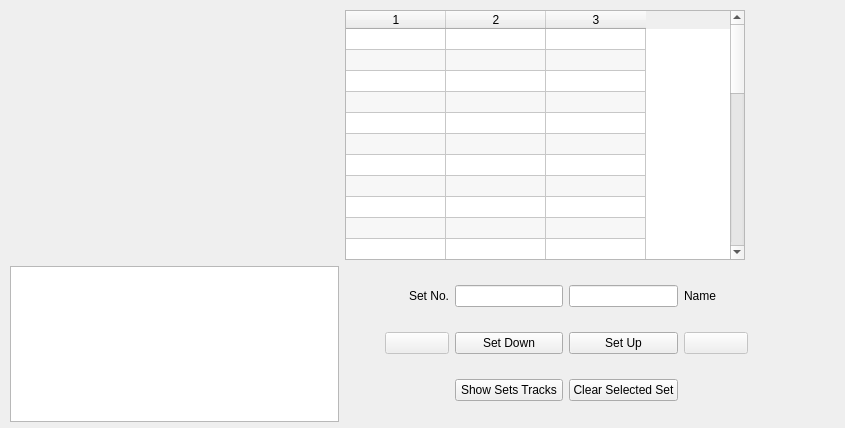
ahlstromcj/seq66, file seq_qt5/forms/qsetmaster.ui: the form before one commit.
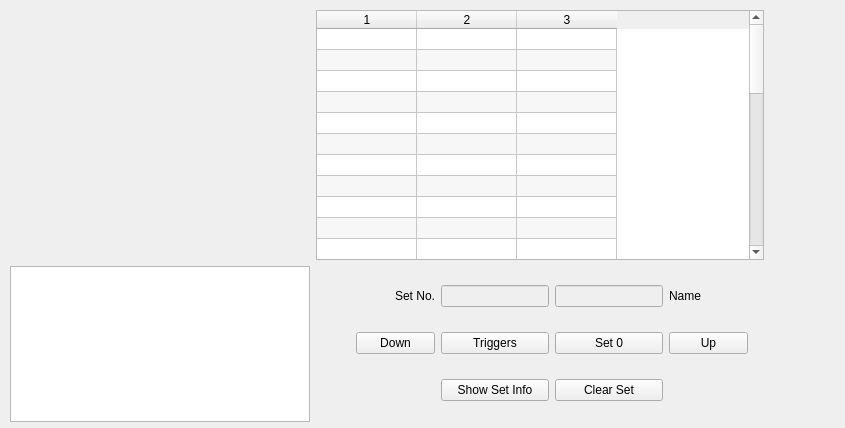
The form after the commit.

```diff
--- a/seq_qt5/forms/qsetmaster.ui
+++ b/seq_qt5/forms/qsetmaster.ui
@@ -51,7 +51,7 @@
       </property>
       <property name="maximumSize">
        <size>
-        <width>400</width>
+        <width>448</width>
         <height>340</height>
        </size>
       </property>
@@ -146,17 +146,17 @@
          <string>Show a condensed list of sets and their patterns.</string>
         </property>
         <property name="text">
-         <string>Show Sets Tracks</string>
+         <string>Show Set Info</string>
         </property>
        </widget>
       </item>
       <item row="1" column="2">
-       <widget class="QPushButton" name="m_button_down">
+       <widget class="QPushButton" name="m_button_toggle_trigger_mode">
         <property name="toolTip">
          <string>Move the selected set down in the list.</string>
         </property>
         <property name="text">
-         <string>Set Down</string>
+         <string>Triggers</string>
         </property>
        </widget>
       </item>
@@ -174,20 +174,27 @@
        </spacer>
       </item>
       <item row="1" column="3">
-       <widget class="QPushButton" name="m_button_up">
+       <widget class="QPushButton" name="m_button_set_0">
         <property name="toolTip">
          <string>Move the selected set up in the list.</string>
         </property>
         <property name="text">
-         <string>Set Up</string>
+         <string>Set 0</string>
         </property>
        </widget>
       </item>
       <item row="0" column="2">
-       <widget class="QLineEdit" name="m_set_number_text"/>
+       <widget class="QLineEdit" name="m_set_number_text">
+        <property name="enabled">
+         <bool>false</bool>
+        </property>
+       </widget>
       </item>
       <item row="0" column="3">
        <widget class="QLineEdit" name="m_set_name_text">
+        <property name="enabled">
+         <bool>false</bool>
+        </property>
         <property name="readOnly">
          <bool>true</bool>
         </property>
@@ -199,7 +206,7 @@
          <string>Clears the selected set. No undo! Careful!</string>
         </property>
         <property name="text">
-         <string>Clear Selected Set</string>
+         <string>Clear Set</string>
         </property>
        </widget>
       </item>
@@ -217,9 +224,9 @@
        </spacer>
       </item>
       <item row="1" column="1">
-       <widget class="QPushButton" name="pushButton">
+       <widget class="QPushButton" name="m_button_down">
         <property name="enabled">
-         <bool>false</bool>
+         <bool>true</bool>
         </property>
         <property name="minimumSize">
          <size>
@@ -228,14 +235,14 @@
          </size>
         </property>
         <property name="text">
-         <string/>
+         <string>Down</string>
         </property>
        </widget>
       </item>
       <item row="1" column="4">
-       <widget class="QPushButton" name="pushButton_2">
+       <widget class="QPushButton" name="m_button_up">
         <property name="enabled">
-         <bool>false</bool>
+         <bool>true</bool>
         </property>
         <property name="minimumSize">
          <size>
@@ -244,7 +251,7 @@
          </size>
         </property>
         <property name="text">
-         <string/>
+         <string>Up</string>
         </property>
        </widget>
       </item>
```
Left out of the diff: 4 changed lines with no effect on the pictures.
